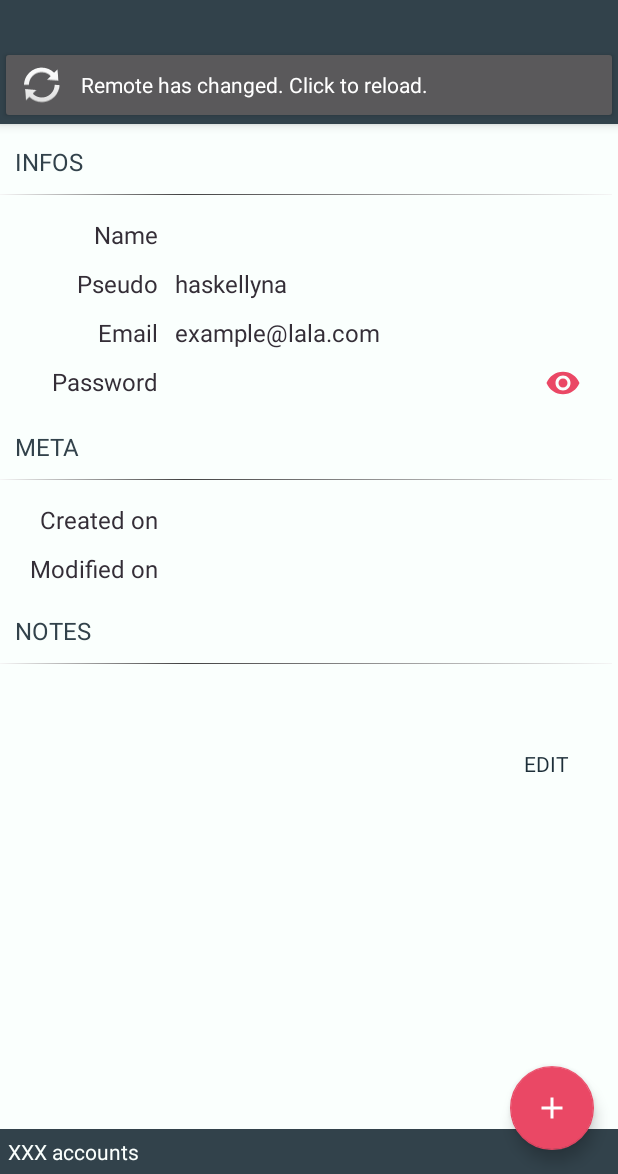
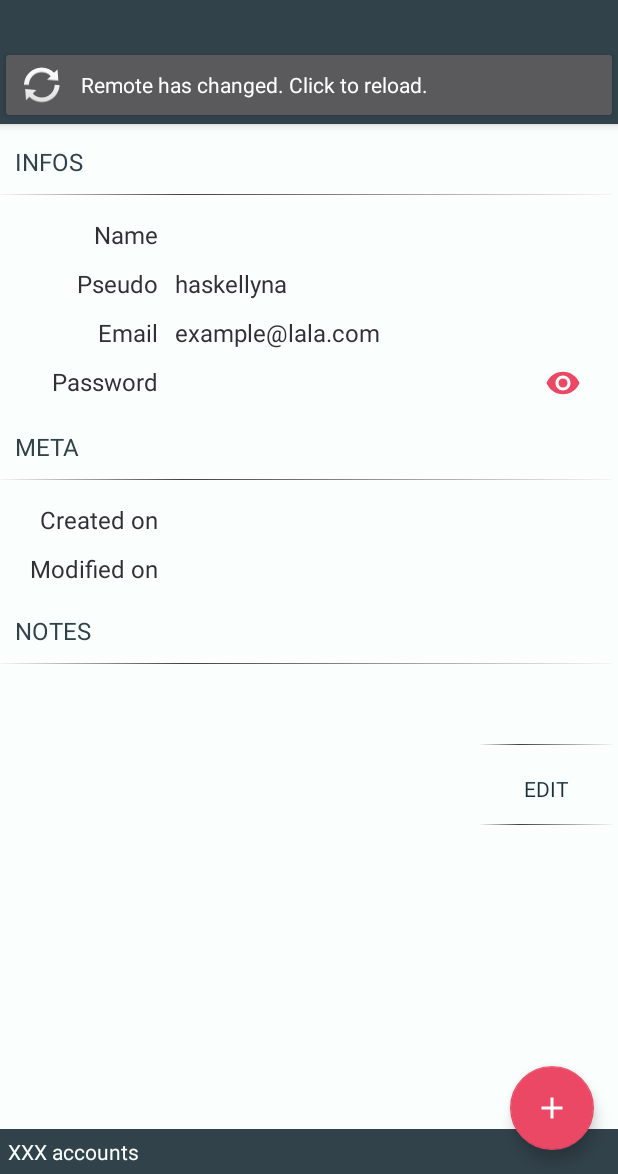
Before and after one commit to derlin-easypass/easypass-android-mse, an Android app: the fragment AccountDetailFragment placed in its activity, on a phone screen of 412 x 824 dp, the part 62-1236 px from its top. Run offline under Robolectric (Android 15) with nearby library versions, the light colour scheme and no system bars; our stand-ins replace Timber; libraries missing offline, so code that uses them is left out: com.dropbox.core, nl.komponents.kovenant; 1 statement that could not run was skipped.

Commit message:
improve layout on tablet

```diff
--- a/app/src/main/java/ch/derlin/easypass/AccountDetailFragment.kt
+++ b/app/src/main/java/ch/derlin/easypass/AccountDetailFragment.kt
@@ -83,7 +83,7 @@ class AccountDetailFragment : Fragment() {
 
         } else {
             // show the edit button
-            button_edit.visibility = View.VISIBLE
+            button_container.visibility = View.VISIBLE
             button_edit.setOnClickListener { _ ->
                 (activity as? AccountListActivity)?.
                         openDetailActivity(mItem!!, AccountDetailActivity.OPERATION_EDIT)
--- a/app/src/main/res/layout/account_detail.xml
+++ b/app/src/main/res/layout/account_detail.xml
@@ -127,23 +127,34 @@
 
         <!--notes field-->
         <TextView
+            android:id="@+id/details_notes"
             style="@style/DetailsLabel"
-            android:layout_gravity="fill_horizontal"
-            android:id="@+id/details_notes"
-            android:layout_columnSpan="2" />
+            android:layout_columnSpan="2"
+            android:layout_gravity="fill_horizontal" />
 
 
-        <Button
+        <LinearLayout
+            android:id="@+id/button_container"
+            android:layout_width="wrap_content"
+            android:layout_height="wrap_content"
             android:layout_columnSpan="2"
             android:layout_gravity="end"
-            android:id="@+id/button_edit"
-            style="@style/Widget.AppCompat.Button.Borderless.Colored"
-            android:layout_width="match_parent"
-            android:layout_height="wrap_content"
-            android:layout_weight="1"
-            android:text="Edit"
-            android:visibility="gone"
-            android:textColor="?attr/colorPrimaryDark" />
+            android:layout_marginTop="10dp"
+            android:background="@drawable/account_list_item_bg"
+            android:orientation="vertical"
+            android:visibility="gone">
+
+            <View style="@style/Divider" />
+
+            <Button
+                android:id="@+id/button_edit"
+                style="@style/Widget.AppCompat.Button.Borderless.Colored"
+                android:layout_width="wrap_content"
+                android:layout_height="wrap_content"
+                android:layout_gravity="end"
+                android:text="Edit"
+                android:textColor="?attr/colorPrimaryDark" />
+        </LinearLayout>
 
 
     </GridLayout>
--- a/app/src/main/res/layout/activity_load_session.xml
+++ b/app/src/main/res/layout/activity_load_session.xml
@@ -5,6 +5,7 @@
     android:layout_width="match_parent"
     android:layout_height="match_parent"
     android:background="?android:attr/colorPrimary"
+    android:fitsSystemWindows="true"
     tools:context="ch.derlin.easypass.LoadSessionActivity">
 
     <android.support.design.widget.AppBarLayout
@@ -24,11 +25,9 @@
     <FrameLayout
         android:id="@+id/load_session_fragment_layout"
         style="@style/LayoutWithMaxWidth"
-        android:layout_height="fill_parent"
+        android:layout_height="match_parent"
         android:layout_margin="10dip"
-        app:layout_constraintLeft_toLeftOf="parent"
-        app:layout_constraintRight_toRightOf="parent"
-        app:layout_constraintWidth_max="500dp"
+        android:layout_gravity="center_horizontal|top"
         app:layout_behavior="@string/appbar_scrolling_view_behavior" />
 
 
```
